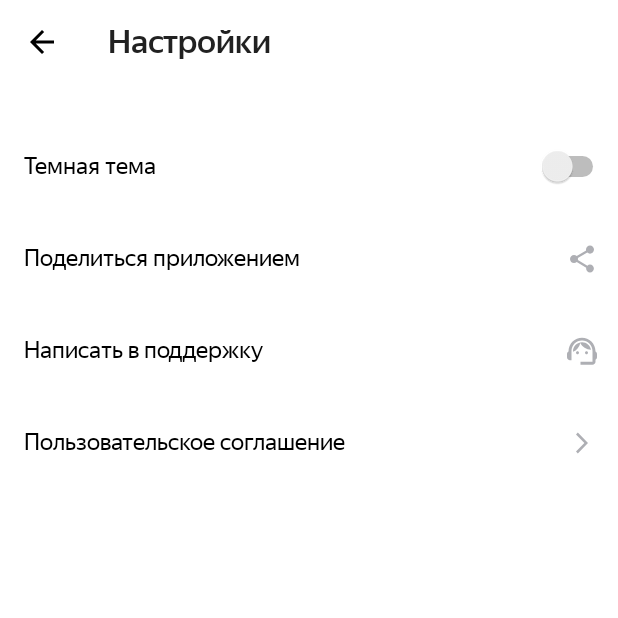
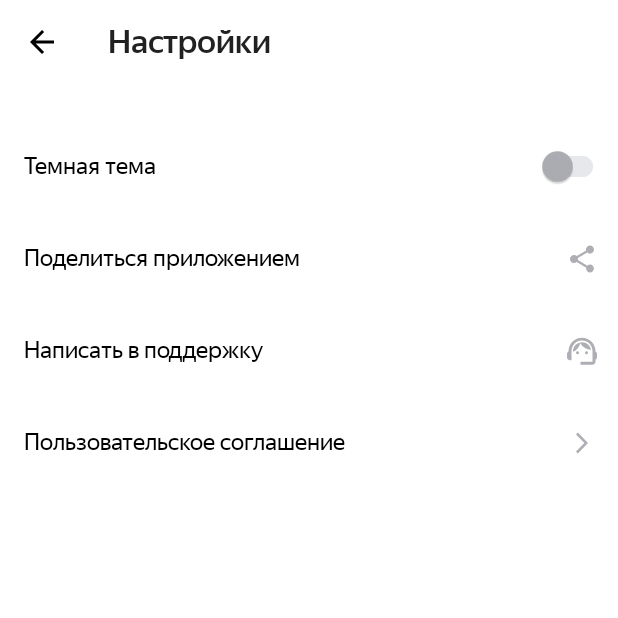
Before and after one commit to andrei-urich/Playlist_Maker, an Android app: the screen it shows after launch (SettingsActivity), after a tap on "Настройки", on a phone screen of 412 x 824 dp, the top half of it. Run offline under Robolectric (Android 15) with nearby library versions, the phone set to English and light mode, and no system bars.

Commit message:
Реализовал переключение темы свитчем на экране настроек

```diff
--- a/app/src/main/AndroidManifest.xml
+++ b/app/src/main/AndroidManifest.xml
@@ -6,6 +6,7 @@
     <uses-permission android:name="android.permission.INTERNET" />
 
     <application
+        android:name=".MyApp"
         android:allowBackup="true"
         android:dataExtractionRules="@xml/data_extraction_rules"
         android:fullBackupContent="@xml/backup_rules"
--- /dev/null
+++ b/app/src/main/java/com/example/playlistmaker/Constants.kt
@@ -0,0 +1,4 @@
+package com.example.playlistmaker
+
+const val PLAYLIST_MAKER_PREFERENCES = "playlist_maker_preferences"
+const val NIGHT_MODE = "night_mode"
--- /dev/null
+++ b/app/src/main/java/com/example/playlistmaker/MyApp.kt
@@ -0,0 +1,35 @@
+package com.example.playlistmaker
+
+import android.app.Application
+import android.content.res.Configuration
+import android.os.Build
+import androidx.appcompat.app.AppCompatDelegate
+import com.google.android.material.switchmaterial.SwitchMaterial
+
+class MyApp : Application() {
+    var nightMode = false
+
+    override fun onCreate() {
+        super.onCreate()
+        val sharedPrefs = getSharedPreferences(PLAYLIST_MAKER_PREFERENCES, MODE_PRIVATE)
+        nightMode = sharedPrefs.getBoolean(
+            NIGHT_MODE, if (Build.VERSION.SDK_INT >= Build.VERSION_CODES.R) {
+                resources.configuration.isNightModeActive
+            } else {
+                resources.configuration.uiMode and
+                        Configuration.UI_MODE_NIGHT_MASK == Configuration.UI_MODE_NIGHT_YES
+            }
+        )
+        sharedPrefs.edit().putBoolean(NIGHT_MODE, nightMode).apply()
+    }
+        fun switchTheme(nightModeEnabled: Boolean) {
+            nightMode = nightModeEnabled
+            AppCompatDelegate.setDefaultNightMode(
+                if (nightModeEnabled) {
+                    AppCompatDelegate.MODE_NIGHT_YES
+                } else {
+                    AppCompatDelegate.MODE_NIGHT_NO
+                }
+            )
+        }
+    }
--- a/app/src/main/java/com/example/playlistmaker/SettingsActivity.kt
+++ b/app/src/main/java/com/example/playlistmaker/SettingsActivity.kt
@@ -1,25 +1,30 @@
 package com.example.playlistmaker
 
 import android.content.Intent
+import android.content.res.Configuration
 import android.net.Uri
+import android.os.Build
 import android.os.Bundle
 import android.widget.ImageView
 import android.widget.Switch
 import androidx.appcompat.app.AppCompatActivity
+import androidx.appcompat.app.AppCompatDelegate
 import androidx.appcompat.widget.Toolbar
+import com.google.android.material.switchmaterial.SwitchMaterial
 
 
 class SettingsActivity : AppCompatActivity() {
+
     override fun onCreate(savedInstanceState: Bundle?) {
         super.onCreate(savedInstanceState)
         setContentView(R.layout.activity_settings)
 
+        val sharedPrefs = getSharedPreferences(PLAYLIST_MAKER_PREFERENCES, MODE_PRIVATE)
         val settingsToolbar = findViewById<Toolbar>(R.id.tbSettings)
-        val themeChangeButton = findViewById<Switch>(R.id.swtch)
+        val themeSwitcher = findViewById<SwitchMaterial>(R.id.swtch)
         val shareButton = findViewById<ImageView>(R.id.iv_option2)
         val callSupportButton = findViewById<ImageView>(R.id.iv_option3)
         val readAgreementButton = findViewById<ImageView>(R.id.iv_option4)
-
 
         settingsToolbar.setOnClickListener {
             val intent = Intent(this, MainActivity::class.java)
@@ -50,7 +55,10 @@ class SettingsActivity : AppCompatActivity() {
             startActivity(browserIntent)
         }
 
-        themeChangeButton.setOnClickListener {}
+        themeSwitcher.setOnCheckedChangeListener() { _, checked ->
+            (applicationContext as MyApp).switchTheme(checked)
+            sharedPrefs.edit().putBoolean(NIGHT_MODE, checked).apply()
+        }
 
     }
 }
--- a/app/src/main/res/layout/activity_settings.xml
+++ b/app/src/main/res/layout/activity_settings.xml
@@ -12,9 +12,8 @@
         android:id="@+id/tbSettings"
         style="@style/my_toolbar"
         app:title="@string/setup_head"
-        tools:ignore="MissingConstraints"
         app:titleTextAppearance="@style/my_toolbar"
-        />
+        tools:ignore="MissingConstraints" />
 
     <!-- первый пункт меню  -->
 
@@ -42,17 +41,19 @@
         app:layout_constraintRight_toLeftOf="@id/swtch"
         app:layout_constraintTop_toBottomOf="@+id/tbSettings" />
 
-    <Switch
+    <com.google.android.material.switchmaterial.SwitchMaterial
         android:id="@+id/swtch"
+        style="@style/Widget.App.Switch"
         android:layout_width="@dimen/settings_switch_width"
         android:layout_height="@dimen/setup_options_height"
         android:layout_gravity="center_vertical"
         android:layout_marginRight="@dimen/settings_switch_right_margin"
-        android:checked="false"
         app:layout_constraintBaseline_toBaselineOf="@+id/tv_option1"
         app:layout_constraintEnd_toEndOf="parent"
         app:layout_constraintStart_toEndOf="@+id/space_settings1"
-        tools:ignore="UseSwitchCompatOrMaterialXml" />
+        app:thumbTint="@color/thumbTint"
+        app:trackTint="@color/trackTint"
+        app:useMaterialThemeColors="false" />
 
     <!-- второй пункт меню -->
 
@@ -64,9 +65,7 @@
         app:layout_constraintHorizontal_chainStyle="spread_inside"
         app:layout_constraintRight_toLeftOf="@id/space_settings2"
         app:layout_constraintStart_toStartOf="parent"
-        app:layout_constraintTop_toBottomOf="@id/tv_option1"
-
-        />
+        app:layout_constraintTop_toBottomOf="@id/tv_option1" />
 
     <Space
         android:id="@+id/space_settings2"
--- a/app/src/main/res/values-night/colors.xml
+++ b/app/src/main/res/values-night/colors.xml
@@ -12,6 +12,7 @@
     <color name="search_view_hint">#1A1B22</color>
     <color name="track_information">#FFFFFF</color>
     <color name="placeholder_search_error_note">#FFFFFF</color>
-
+    <color name="thumbTint">#3772E7</color>
+    <color name="trackTint">#9FBBF3</color>
 
 </resources>
--- a/app/src/main/res/values-night/style.xml
+++ b/app/src/main/res/values-night/style.xml
@@ -1,5 +1,13 @@
 <?xml version="1.0" encoding="utf-8"?>
 <resources>
-
+    <!-- стиль переключателя темы в Настройках -->
+    <style name="Widget.App.Switch" parent="Widget.MaterialComponents.CompoundButton.Switch">
+        <item name="materialThemeOverlay">@style/ThemeOverlay.App.Switch</item>
+        <item name="android:checked">true</item>
+    </style>
+    <style name="ThemeOverlay.App.Switch" parent="">
+        <item name="colorOnSurface">@color/thumbTint</item>
+        <item name="colorSecondary">@color/thumbTint</item>
+    </style>
 
 </resources>
--- a/app/src/main/res/values/colors.xml
+++ b/app/src/main/res/values/colors.xml
@@ -14,5 +14,6 @@
     <color name="search_cursor_color">#3772E7</color>
     <color name="track_information">#AEAFB4</color>
     <color name="placeholder_search_error_note">#1A1B22</color>
-
+    <color name="thumbTint">#AEAFB4</color>
+    <color name="trackTint">#E6E8EB</color>
 </resources>
--- a/app/src/main/res/values/style.xml
+++ b/app/src/main/res/values/style.xml
@@ -106,7 +106,16 @@
         <item name="android:stateListAnimator">@null</item>
         <item name="android:letterSpacing">0</item>
         <item name="android:layout_gravity">center</item>
+    </style>
 
+    <!-- стиль переключателя темы в Настройках -->
+    <style name="Widget.App.Switch" parent="Widget.MaterialComponents.CompoundButton.Switch">
+        <item name="materialThemeOverlay">@style/ThemeOverlay.App.Switch</item>
+        <item name="android:checked">false</item>
+    </style>
+    <style name="ThemeOverlay.App.Switch" parent="">
+        <item name="colorOnSurface">@color/thumbTint</item>
+        <item name="colorSecondary">@color/thumbTint</item>
     </style>
 
 </resources>
```
